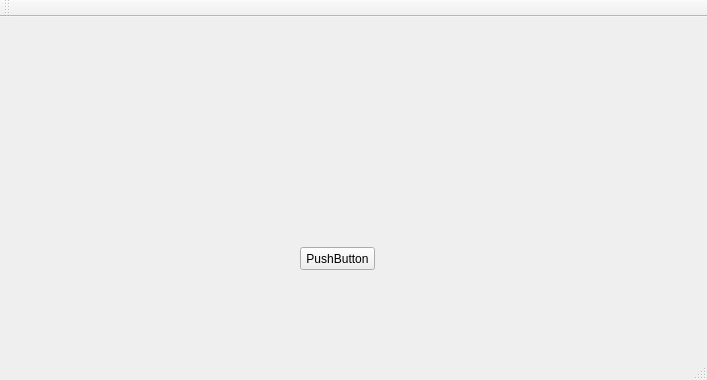
Qt form lesson_06/00_FirstQt/mainwindow.ui (teammail/cpp) before a commit.
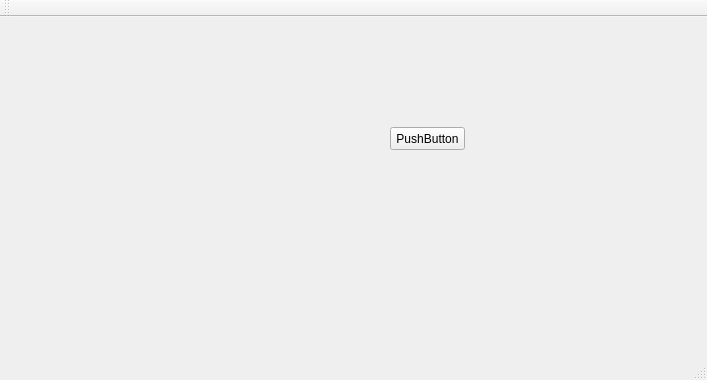
The same form after that commit.

Patch:
```diff
--- a/lesson_06/00_FirstQt/mainwindow.ui
+++ b/lesson_06/00_FirstQt/mainwindow.ui
@@ -17,8 +17,8 @@
    <widget class="QPushButton" name="pushButton">
     <property name="geometry">
      <rect>
-      <x>300</x>
-      <y>230</y>
+      <x>390</x>
+      <y>110</y>
       <width>75</width>
       <height>23</height>
      </rect>
```
Left out of the diff: 2 changed lines with no effect on the pictures.
